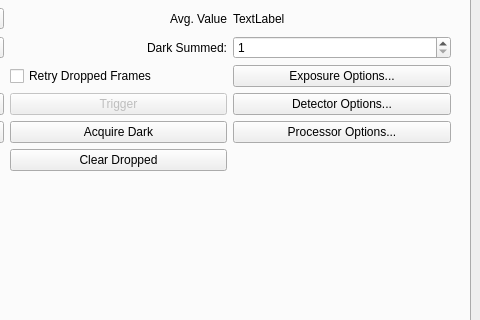
Before: the Qt Designer form libraries/qxrdlib/qxrdacquisitionwindow.ui in guyjennings/qxrd, drawn with Qt 5; both pictures show x 764 to 1244 and y 413 to 733 of the 1244 by 854 pixel window.
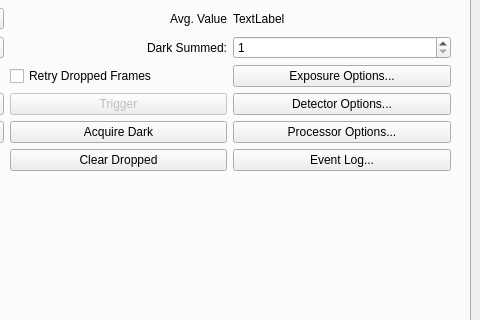
After: the same form once the commit is applied. Icons and pictures are not drawn. Custom widgets are drawn as their Qt base class.

Commit message: Added QxrdAcquisitionEventLog and related classes Fixes to synchronized acquisition code

```diff
--- a/libraries/qxrdlib/qxrdacquisitionwindow.ui
+++ b/libraries/qxrdlib/qxrdacquisitionwindow.ui
@@ -933,6 +933,16 @@
                </property>
               </widget>
              </item>
+             <item row="21" column="3">
+              <widget class="QPushButton" name="m_EventLogButton">
+               <property name="toolTip">
+                <string>Processing Options</string>
+               </property>
+               <property name="text">
+                <string>Event Log...</string>
+               </property>
+              </widget>
+             </item>
             </layout>
            </widget>
            <widget class="QWidget" name="m_WatcherPage"/>
```
Left out of the diff: 2 changed lines with no effect on the pictures. The commit also changes 21 other files.
